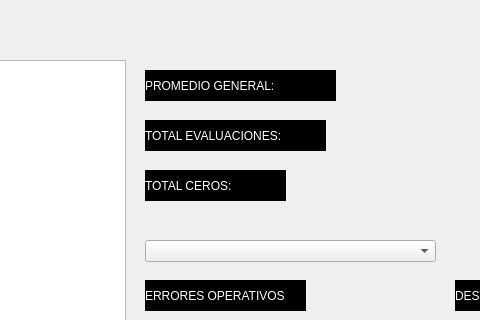
Above: interfaces/analista_calidad/dash.ui from Ersa77/teggium_evaluations before the change; both pictures show x 345 to 825 and y 0 to 320 of the 1144 by 648 pixel window. Below: the same form after it.
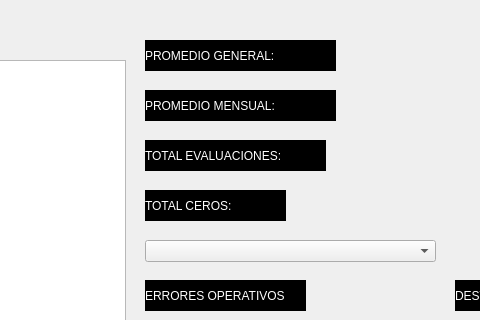
That is the form after the change. Icons and pictures are not drawn.

Diff of the .ui file:
```diff
--- a/interfaces/analista_calidad/dash.ui
+++ b/interfaces/analista_calidad/dash.ui
@@ -132,7 +132,7 @@
    <property name="geometry">
     <rect>
      <x>490</x>
-     <y>70</y>
+     <y>40</y>
      <width>191</width>
      <height>31</height>
     </rect>
@@ -150,7 +150,7 @@
    <property name="geometry">
     <rect>
      <x>490</x>
-     <y>120</y>
+     <y>140</y>
      <width>181</width>
      <height>31</height>
     </rect>
@@ -168,7 +168,7 @@
    <property name="geometry">
     <rect>
      <x>490</x>
-     <y>170</y>
+     <y>190</y>
      <width>141</width>
      <height>31</height>
     </rect>
@@ -231,6 +231,24 @@
     <string>DESVIACIONES GRAVES</string>
    </property>
   </widget>
+  <widget class="QLabel" name="promedioMensual">
+   <property name="geometry">
+    <rect>
+     <x>490</x>
+     <y>90</y>
+     <width>191</width>
+     <height>31</height>
+    </rect>
+   </property>
+   <property name="styleSheet">
+    <string notr="true">font: 10pt &quot;MS Shell Dlg 2&quot;;
+color: rgb(255, 255, 255);
+background-color: rgb(0, 0, 0);</string>
+   </property>
+   <property name="text">
+    <string>PROMEDIO MENSUAL:</string>
+   </property>
+  </widget>
  </widget>
  <resources/>
  <connections/>
```
